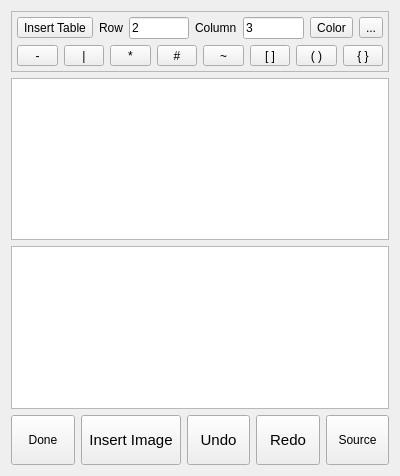
Before: the Qt Designer form src/dlgMemos.ui in ic005k/Knot-Legacy, drawn with Qt 5.
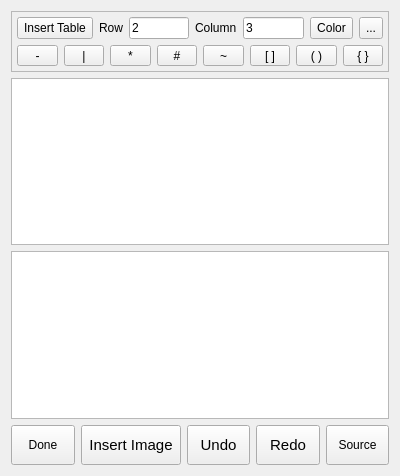
After: the same form once the commit is applied. Icons and pictures are not drawn.

Commit message: Optimized memo

What changed in the file:
```diff
--- a/src/dlgMemos.ui
+++ b/src/dlgMemos.ui
@@ -46,7 +46,7 @@
         <item>
          <widget class="QToolButton" name="btnInsertTable">
           <property name="sizePolicy">
-           <sizepolicy hsizetype="Preferred" vsizetype="Fixed">
+           <sizepolicy hsizetype="Preferred" vsizetype="Preferred">
             <horstretch>0</horstretch>
             <verstretch>0</verstretch>
            </sizepolicy>
@@ -87,7 +87,7 @@
         <item>
          <widget class="QToolButton" name="btnColor">
           <property name="sizePolicy">
-           <sizepolicy hsizetype="Preferred" vsizetype="Fixed">
+           <sizepolicy hsizetype="Preferred" vsizetype="Preferred">
             <horstretch>0</horstretch>
             <verstretch>0</verstretch>
            </sizepolicy>
@@ -100,7 +100,7 @@
         <item>
          <widget class="QToolButton" name="btnS5">
           <property name="sizePolicy">
-           <sizepolicy hsizetype="Preferred" vsizetype="Fixed">
+           <sizepolicy hsizetype="Preferred" vsizetype="Preferred">
             <horstretch>0</horstretch>
             <verstretch>0</verstretch>
            </sizepolicy>
@@ -112,6 +112,12 @@
            <iconset resource="../res.qrc">
             <normaloff>:/res/font1.png</normaloff>:/res/font1.png</iconset>
           </property>
+          <property name="iconSize">
+           <size>
+            <width>20</width>
+            <height>20</height>
+           </size>
+          </property>
          </widget>
         </item>
        </layout>
@@ -258,7 +264,7 @@
      <item>
       <widget class="QToolButton" name="btnBack">
        <property name="sizePolicy">
-        <sizepolicy hsizetype="Preferred" vsizetype="Fixed">
+        <sizepolicy hsizetype="Preferred" vsizetype="Preferred">
          <horstretch>0</horstretch>
          <verstretch>0</verstretch>
         </sizepolicy>
@@ -266,7 +272,7 @@
        <property name="minimumSize">
         <size>
          <width>0</width>
-         <height>50</height>
+         <height>40</height>
         </size>
        </property>
        <property name="text">
@@ -283,7 +289,7 @@
      <item>
       <widget class="QToolButton" name="btnPic">
        <property name="sizePolicy">
-        <sizepolicy hsizetype="Preferred" vsizetype="Fixed">
+        <sizepolicy hsizetype="Preferred" vsizetype="Preferred">
          <horstretch>0</horstretch>
          <verstretch>0</verstretch>
         </sizepolicy>
@@ -291,7 +297,7 @@
        <property name="minimumSize">
         <size>
          <width>50</width>
-         <height>50</height>
+         <height>40</height>
         </size>
        </property>
        <property name="font">
@@ -313,14 +319,14 @@
         </size>
        </property>
        <property name="toolButtonStyle">
-        <enum>Qt::ToolButtonTextUnderIcon</enum>
+        <enum>Qt::ToolButtonIconOnly</enum>
        </property>
       </widget>
      </item>
      <item>
       <widget class="QToolButton" name="btnUndo">
        <property name="sizePolicy">
-        <sizepolicy hsizetype="Preferred" vsizetype="Fixed">
+        <sizepolicy hsizetype="Preferred" vsizetype="Preferred">
          <horstretch>0</horstretch>
          <verstretch>0</verstretch>
         </sizepolicy>
@@ -328,7 +334,7 @@
        <property name="minimumSize">
         <size>
          <width>50</width>
-         <height>50</height>
+         <height>40</height>
         </size>
        </property>
        <property name="font">
@@ -350,14 +356,14 @@
         </size>
        </property>
        <property name="toolButtonStyle">
-        <enum>Qt::ToolButtonTextUnderIcon</enum>
+        <enum>Qt::ToolButtonIconOnly</enum>
        </property>
       </widget>
      </item>
      <item>
       <widget class="QToolButton" name="btnRedo">
        <property name="sizePolicy">
-        <sizepolicy hsizetype="Preferred" vsizetype="Fixed">
+        <sizepolicy hsizetype="Preferred" vsizetype="Preferred">
          <horstretch>0</horstretch>
          <verstretch>0</verstretch>
         </sizepolicy>
@@ -365,7 +371,7 @@
        <property name="minimumSize">
         <size>
          <width>50</width>
-         <height>50</height>
+         <height>40</height>
         </size>
        </property>
        <property name="font">
@@ -387,14 +393,14 @@
         </size>
        </property>
        <property name="toolButtonStyle">
-        <enum>Qt::ToolButtonTextUnderIcon</enum>
+        <enum>Qt::ToolButtonIconOnly</enum>
        </property>
       </widget>
      </item>
      <item>
       <widget class="QToolButton" name="btnEditSource">
        <property name="sizePolicy">
-        <sizepolicy hsizetype="Preferred" vsizetype="Fixed">
+        <sizepolicy hsizetype="Preferred" vsizetype="Preferred">
          <horstretch>0</horstretch>
          <verstretch>0</verstretch>
         </sizepolicy>
@@ -402,7 +408,7 @@
        <property name="minimumSize">
         <size>
          <width>50</width>
-         <height>50</height>
+         <height>40</height>
         </size>
        </property>
        <property name="text">
```
Left out of the diff: 46 changed lines with no effect on the pictures.
